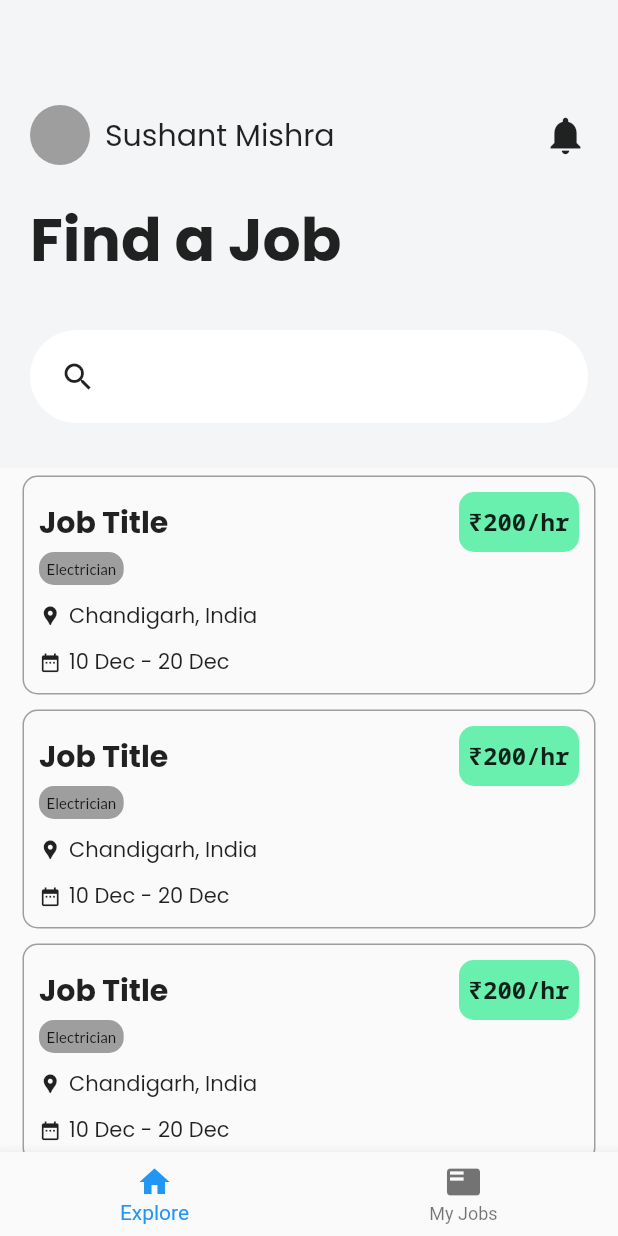
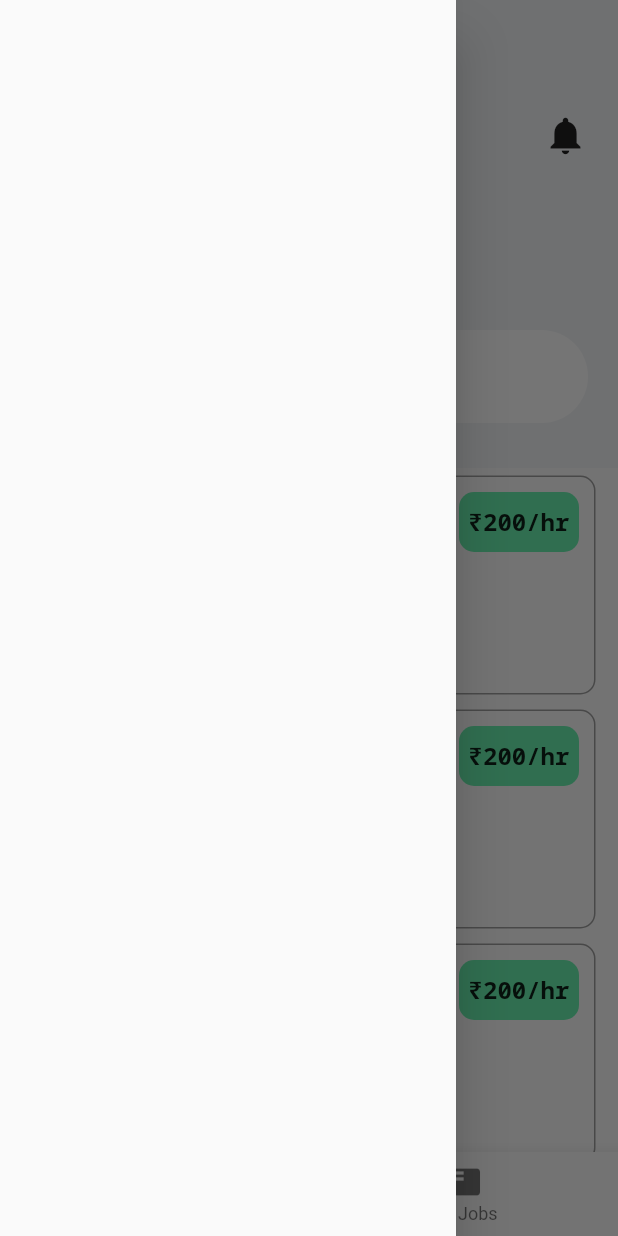
Before and after one commit to lovetoz1/hackathonpec, a Flutter app: the WorkerHomePage screen opened directly, with the side drawer open (before the commit the screen has no drawer), on a phone screen of 412 x 824 dp. Run offline on Flutter 3.47's test engine with Material 2 defaults, Android fonts, the phone set to English and light mode, and no system bars; our stand-ins replace firebase_auth, firebase_core, google_fonts, intl_phone_number_input, page_transition, pinput; accounts and stored records are empty; network calls fail.

Commit message:
changed some files

```diff
--- a/lib/pages/WorkerHomePage.dart
+++ b/lib/pages/WorkerHomePage.dart
@@ -12,9 +12,14 @@ class WorkerHomePage extends StatefulWidget {
 class _WorkerHomePageState extends State<WorkerHomePage> {
 
   int navIndex = 0;
+  final GlobalKey<ScaffoldState> _scaffoldKey = new GlobalKey<ScaffoldState>();
+
   @override
   Widget build(BuildContext context) {
+
     return Scaffold(
+      key: _scaffoldKey,
+      drawer: new Drawer(),
       bottomNavigationBar: BottomNavigationBar(
         currentIndex: navIndex,
         onTap: (ind) {
@@ -54,8 +59,14 @@ class _WorkerHomePageState extends State<WorkerHomePage> {
                   children: [
                     Row(
                       children: [
-                        const CircleAvatar(
-                          backgroundColor: Colors.grey,
+                        GestureDetector(
+                          child: const CircleAvatar(
+                            backgroundColor: Colors.grey,
+                          ),
+                          onTap:() {
+
+                                _scaffoldKey.currentState?.openDrawer();
+                          },
                         ),
                         const SizedBox(width: 10,),
                         Text("Sushant Mishra", style: GoogleFonts.poppins(fontSize: 20))
--- a/lib/pages/login/otp.dart
+++ b/lib/pages/login/otp.dart
@@ -52,6 +52,7 @@ class _OTPScreenState extends State<OTPScreen> {
             padding: const EdgeInsets.all(30.0),
             child: Pinput(
               length: 6,
+
               defaultPinTheme: defaultPinTheme,
 
               controller: _pinPutController,
```
